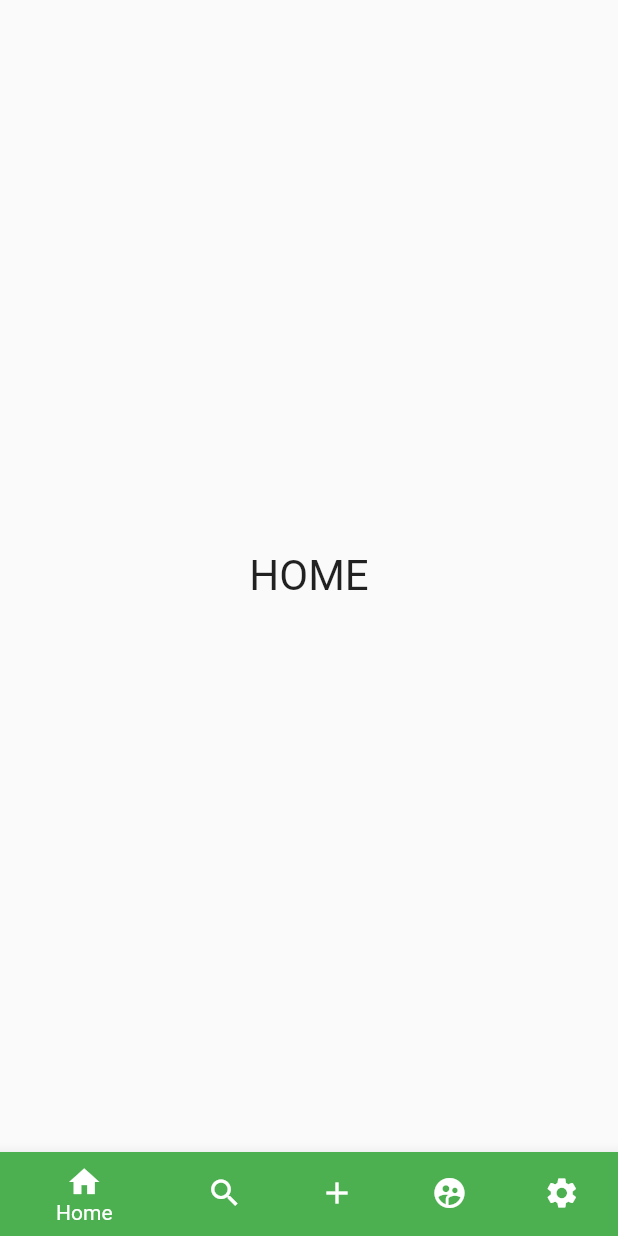
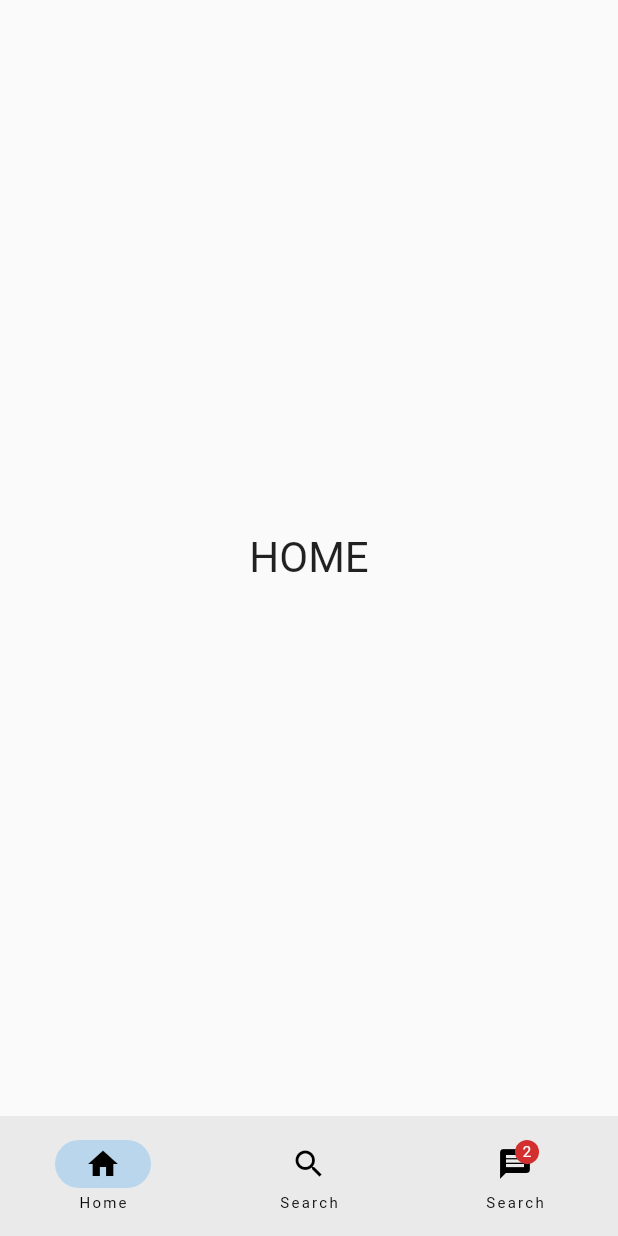
Before and after one commit to ezdar2743/flutter_tab_nav_for_blog, a Flutter app: the screen it shows after launch, on a phone screen of 412 x 824 dp. Run offline on Flutter 3.47's test engine with Material 2 defaults, Android fonts, the phone set to English and light mode, and no system bars.

Commit message:
✨ add navigationBar

```diff
--- /dev/null
+++ b/lib/feature/navigation_bar/navigation_bar.dart
@@ -0,0 +1,67 @@
+import 'package:flutter/material.dart';
+import 'package:tab_nav/constants/fontSizes.dart';
+
+class NavigationBarUi extends StatefulWidget {
+  const NavigationBarUi({super.key});
+
+  @override
+  State<NavigationBarUi> createState() => _NavigationBarUiState();
+}
+
+class _NavigationBarUiState extends State<NavigationBarUi> {
+  int _selectedIndex = 0;
+
+  final _screens = [
+    const Center(
+      child: Text(
+        'HOME',
+        style: TextStyle(fontSize: FontSizes.xxl),
+      ),
+    ),
+    const Center(
+      child: Text(
+        'SEARCH',
+        style: TextStyle(fontSize: FontSizes.xxl),
+      ),
+    ),
+    const Center(
+      child: Text(
+        'Message',
+        style: TextStyle(fontSize: FontSizes.xxl),
+      ),
+    ),
+  ];
+
+  void _onTab(int index) {
+    setState(() {
+      _selectedIndex = index;
+    });
+  }
+
+  @override
+  Widget build(BuildContext context) {
+    return Scaffold(
+      body: _screens[_selectedIndex],
+      bottomNavigationBar: NavigationBar(
+          onDestinationSelected: _onTab,
+          selectedIndex: _selectedIndex,
+          destinations: const [
+            NavigationDestination(
+              icon: Icon(Icons.home),
+              label: 'Home',
+            ),
+            NavigationDestination(
+              icon: Icon(Icons.search),
+              label: 'Search',
+            ),
+            NavigationDestination(
+              icon: Badge(
+                label: Text('2'),
+                child: Icon(Icons.message),
+              ),
+              label: 'Search',
+            ),
+          ]),
+    );
+  }
+}
--- a/lib/main.dart
+++ b/lib/main.dart
@@ -1,5 +1,5 @@
 import 'package:flutter/material.dart';
-import 'package:tab_nav/feature/bottom_navigation_bar/bottom_navigation_bar.dart';
+import 'package:tab_nav/feature/navigation_bar/navigation_bar.dart';
 
 void main() {
   runApp(const MyApp());
@@ -66,7 +66,7 @@ class _MyHomePageState extends State<MyHomePage> {
   Widget build(BuildContext context) {
     return const MaterialApp(
       title: 'TabNav',
-      home: BottomNavigationBarUi(),
+      home: NavigationBarUi(),
     );
   }
 }
```
Also changed, not shown: 1 other file.
